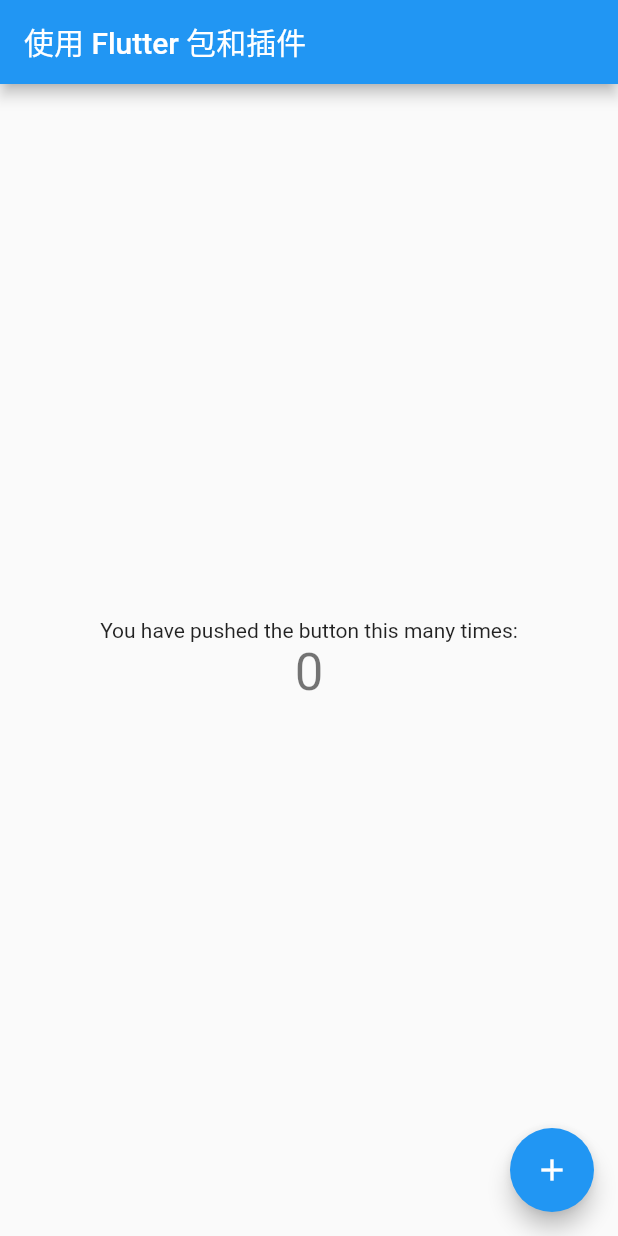
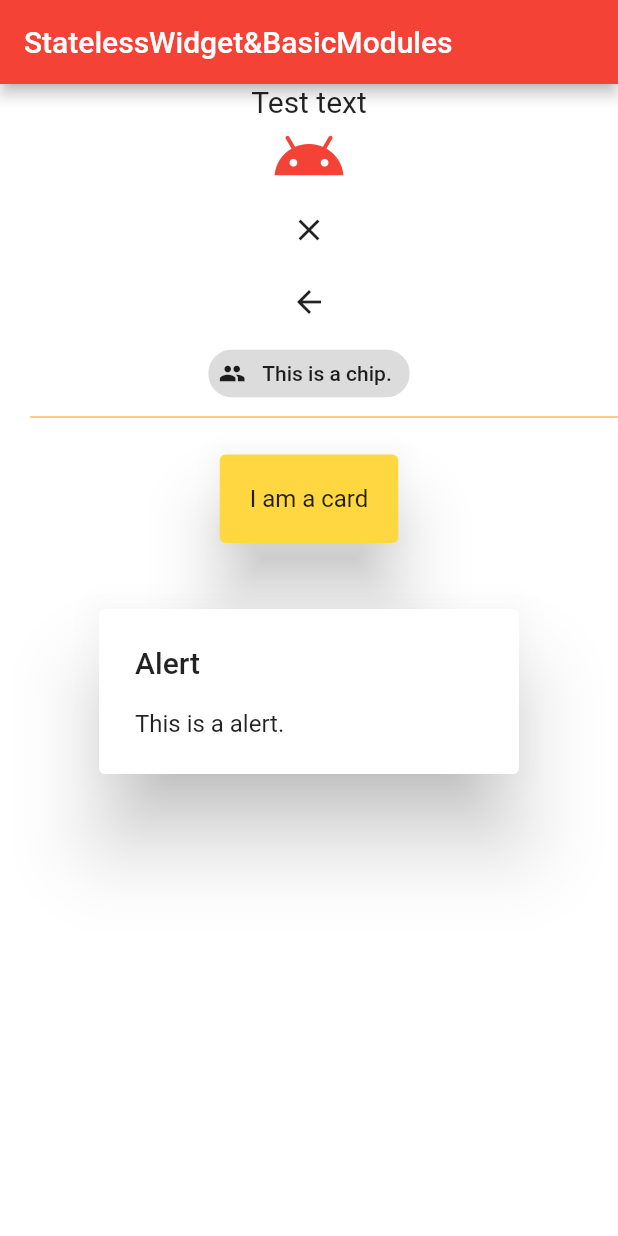
Before and after one commit to Oniityann/FlutterDemo, a Flutter app: the screen it shows after launch, on a phone screen of 412 x 824 dp. Run offline on Flutter 3.47's test engine with Material 2 defaults, Android fonts, the phone set to English and light mode, and no system bars; missing offline and left inert: flutter_color_plugin.

Commit message:
Stateless Widget
Stateless Widget Practice

```diff
--- a/firtst_flutter_demo/lib/main.dart
+++ b/firtst_flutter_demo/lib/main.dart
@@ -1,7 +1,8 @@
 import 'package:firtst_flutter_demo/pluginusage.dart';
+import 'package:firtst_flutter_demo/stateless_page.dart';
 import 'package:flutter/material.dart';
 
-void main() => runApp(PluginUsage());
+void main() => runApp(StatelessPage());
 
 class MyApp extends StatelessWidget {
   // This widget is the root of your application.
--- /dev/null
+++ b/firtst_flutter_demo/lib/stateless_page.dart
@@ -0,0 +1,70 @@
+import 'package:flutter/material.dart';
+import 'package:flutter_color_plugin/flutter_color_plugin.dart';
+
+void main() => runApp(StatelessPage());
+
+/// 不依赖自身状态来重新渲染自己
+class StatelessPage extends StatelessWidget {
+  // This widget is the root of your application.
+  @override
+  Widget build(BuildContext context) {
+    TextStyle ts = TextStyle(fontSize: 20);
+
+    return MaterialApp(
+      title: 'StatelessWidget&BasicModules',
+      theme: ThemeData(
+        primarySwatch: Colors.red,
+      ),
+      home: Scaffold(
+        appBar: AppBar(
+          title: Text('StatelessWidget&BasicModules'),
+        ),
+        body: Container(
+          decoration: BoxDecoration(color: Colors.white),
+          alignment: Alignment.center,
+          child: Column(
+            children: <Widget>[
+              Text(
+                'Test text',
+                style: ts,
+              ),
+              Icon(
+                Icons.android,
+                size: 50,
+                color: Colors.red,
+              ),
+              CloseButton(),
+              BackButton(),
+              Chip(
+                  avatar: Icon(Icons.people),
+                  label: Text('This is a chip.')
+              ),
+              Divider(
+                height: 10, // 容器高度，不是线的高度，无法设置线的高度
+                indent: 20, // 左侧间距
+                color: Colors.orange,
+              ),
+              Card( // 带有圆角，阴影，边框等效果的卡片
+                color: Colors.amberAccent,
+                elevation: 20,
+                margin: EdgeInsets.all(20),
+                child: Container(
+                  padding: EdgeInsets.all(20),
+                  child: Text(
+                    'I am a card',
+                    style: TextStyle(fontSize: 16, color: ColorUtil.color('ffffff')),
+                  ),
+                ),
+
+              ),
+              AlertDialog(
+                title: Text('Alert'),
+                content: Text('This is a alert.'),
+              ),
+            ],
+          ),
+        ),
+      ),
+    );
+  }
+}
```
